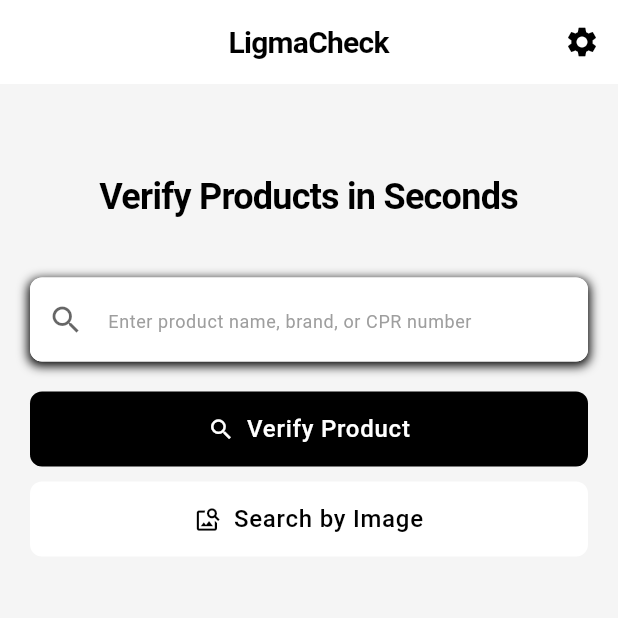
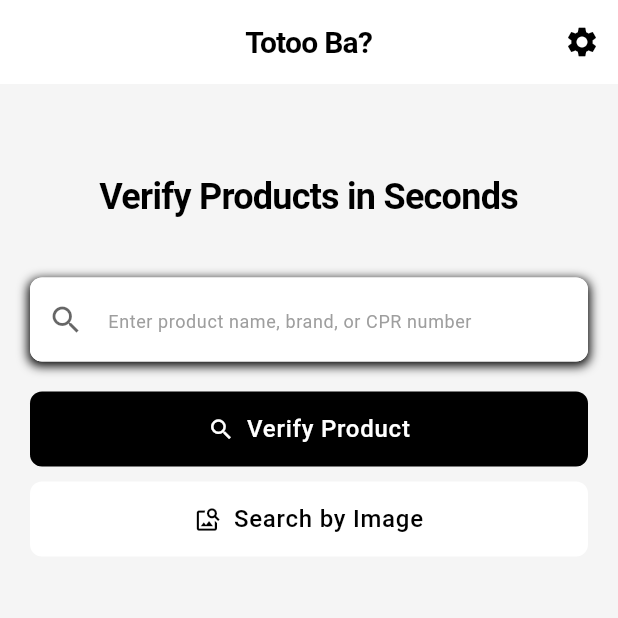
Before and after one commit to Neil-urk12/totoo-ba-mobile, a Flutter app: the screen it shows after launch, on a phone screen of 412 x 824 dp, the top half of it. Run offline on Flutter 3.47's test engine with Material 3 defaults, Android fonts, the phone set to English and light mode, and no system bars; our stand-ins replace flutter_riverpod.

Commit message:
chore: changed the Title of the App into Totoo Ba?

```diff
--- a/product_checker/lib/main.dart
+++ b/product_checker/lib/main.dart
@@ -16,7 +16,7 @@
     final themeMode = ref.watch(themeModeProvider);
 
     return MaterialApp(
-      title: 'LigmaCheck',
+      title: 'Totoo Ba?',
       theme: AppTheme.lightTheme,
       darkTheme: AppTheme.darkTheme,
       themeMode: themeMode,
--- a/product_checker/lib/screens/main_screen.dart
+++ b/product_checker/lib/screens/main_screen.dart
@@ -34,7 +34,7 @@
   Widget build(BuildContext context) {
     return Scaffold(
       appBar: AppBar(
-        title: const Text('LigmaCheck'),
+        title: const Text('Totoo Ba?'),
         centerTitle: true,
         actions: [
           IconButton(
```
